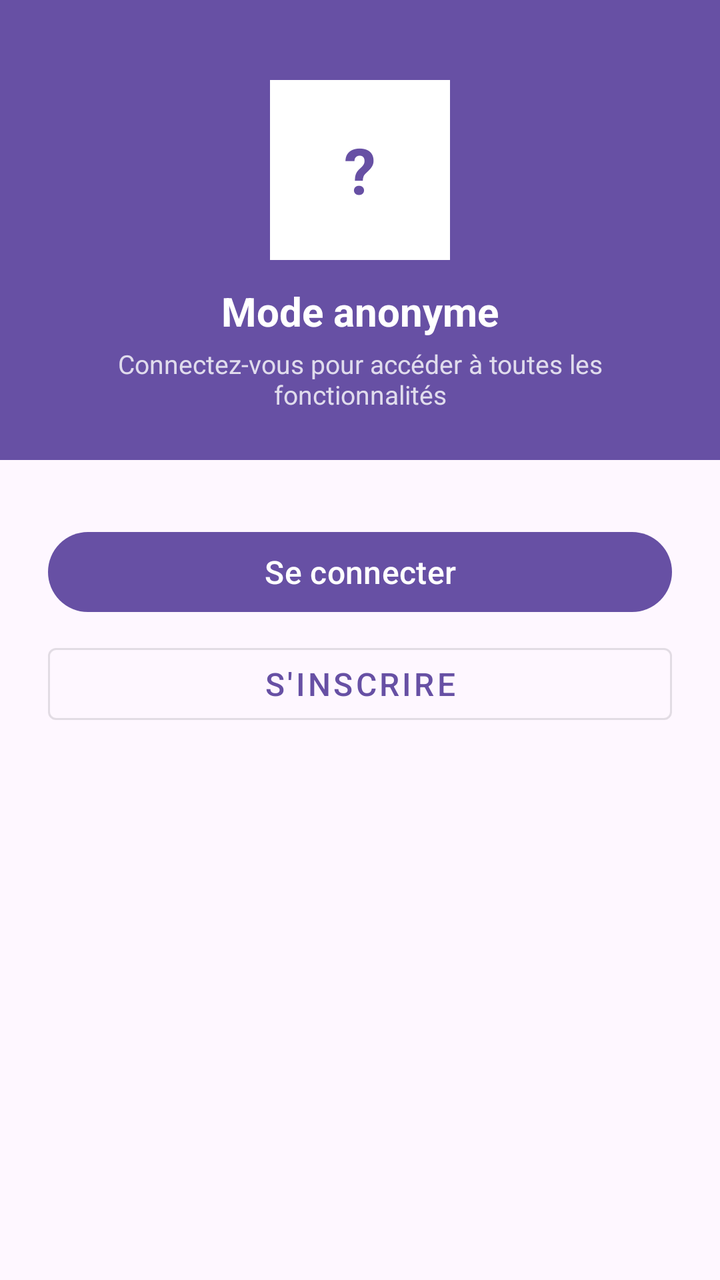
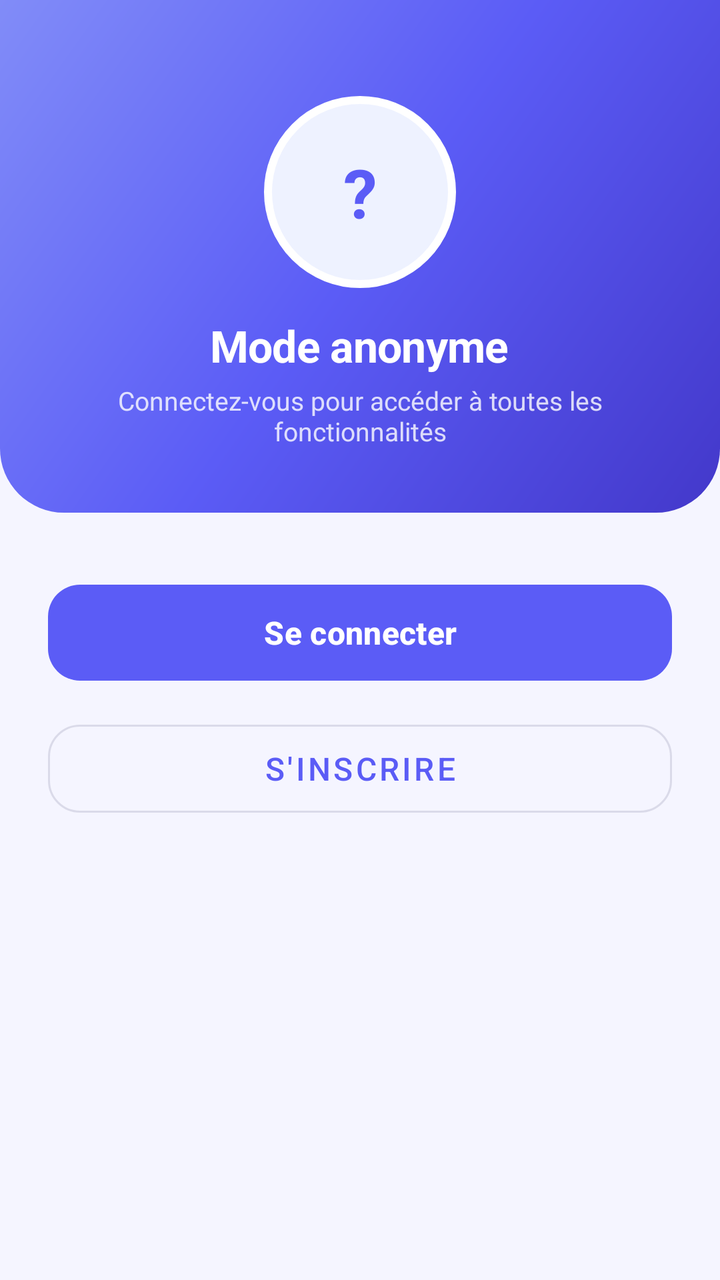

Before-and-after screenshots of an Android layout around one commit, followed by the original layout XML and the change that was made.
<!-- AndroidManifest.xml: application theme Theme.Traveling -->
<!-- res/layout/fragment_profile.xml -->
<?xml version="1.0" encoding="utf-8"?>

<ScrollView xmlns:android="http://schemas.android.com/apk/res/android"
    xmlns:app="http://schemas.android.com/apk/res-auto"
    android:layout_width="match_parent"
    android:layout_height="match_parent">

    <LinearLayout
        android:layout_width="match_parent"
        android:layout_height="wrap_content"
        android:orientation="vertical"
        android:paddingBottom="32dp">

        
        <LinearLayout
            android:layout_width="match_parent"
            android:layout_height="wrap_content"
            android:orientation="vertical"
            android:gravity="center_horizontal"
            android:paddingTop="40dp"
            android:paddingBottom="24dp"
            android:background="?attr/colorPrimary">

            
            <TextView
                android:id="@+id/profile_avatar_initials"
                android:layout_width="90dp"
                android:layout_height="90dp"
                android:gravity="center"
                android:textSize="32sp"
                android:textColor="?attr/colorPrimary"
                android:textStyle="bold"
                android:background="@android:color/white"
                android:text="?" />

            <TextView
                android:id="@+id/profile_name"
                android:layout_width="wrap_content"
                android:layout_height="wrap_content"
                android:layout_marginTop="12dp"
                android:text="Mode anonyme"
                android:textSize="20sp"
                android:textStyle="bold"
                android:textColor="@android:color/white" />

            <TextView
                android:id="@+id/profile_email"
                android:layout_width="wrap_content"
                android:layout_height="wrap_content"
                android:layout_marginTop="4dp"
                android:text="Connectez-vous pour accéder à toutes les fonctionnalités"
                android:textSize="13sp"
                android:textColor="#CCFFFFFF"
                android:textAlignment="center"
                android:paddingHorizontal="24dp" />

        </LinearLayout>

        
        <LinearLayout
            android:id="@+id/layout_connected"
            android:layout_width="match_parent"
            android:layout_height="wrap_content"
            android:orientation="vertical"
            android:visibility="gone">

            
            <LinearLayout
                android:layout_width="match_parent"
                android:layout_height="wrap_content"
                android:orientation="horizontal"
                android:layout_marginTop="16dp"
                android:layout_marginHorizontal="16dp">

                <LinearLayout
                    android:layout_width="0dp"
                    android:layout_height="wrap_content"
                    android:layout_weight="1"
                    android:orientation="vertical"
                    android:gravity="center">

                    <TextView
                        android:id="@+id/stat_photos_count"
                        android:layout_width="wrap_content"
                        android:layout_height="wrap_content"
                        android:text="0"
                        android:textSize="22sp"
                        android:textStyle="bold" />

                    <TextView
                        android:layout_width="wrap_content"
                        android:layout_height="wrap_content"
                        android:text="Photos"
                        android:textSize="13sp"
                        android:textColor="@android:color/darker_gray" />

                </LinearLayout>

                <View
                    android:layout_width="1dp"
                    android:layout_height="40dp"
                    android:background="@android:color/darker_gray"
                    android:layout_gravity="center_vertical" />

                <LinearLayout
                    android:layout_width="0dp"
                    android:layout_height="wrap_content"
                    android:layout_weight="1"
                    android:orientation="vertical"
                    android:gravity="center">

                    <TextView
                        android:id="@+id/stat_paths_count"
                        android:layout_width="wrap_content"
                        android:layout_height="wrap_content"
                        android:text="0"
                        android:textSize="22sp"
                        android:textStyle="bold" />

                    <TextView
                        android:layout_width="wrap_content"
                        android:layout_height="wrap_content"
                        android:text="Parcours"
                        android:textSize="13sp"
                        android:textColor="@android:color/darker_gray" />

                </LinearLayout>

            </LinearLayout>

            
            <LinearLayout
                android:layout_width="match_parent"
                android:layout_height="wrap_content"
                android:orientation="horizontal"
                android:layout_marginHorizontal="16dp"
                android:layout_marginTop="20dp">

                
                <com.google.android.material.card.MaterialCardView
                    android:id="@+id/card_my_publications"
                    android:layout_width="0dp"
                    android:layout_height="100dp"
                    android:layout_weight="1"
                    android:layout_marginEnd="8dp"
                    android:clickable="true"
                    android:focusable="true"
                    app:cardCornerRadius="16dp"
                    app:cardElevation="3dp"
                    app:cardBackgroundColor="@color/colorPrimary">

                    <LinearLayout
                        android:layout_width="match_parent"
                        android:layout_height="match_parent"
                        android:orientation="vertical"
                        android:gravity="center"
                        android:padding="12dp">

                        <ImageView
                            android:layout_width="32dp"
                            android:layout_height="32dp"
                            android:src="@android:drawable/ic_menu_gallery"
                            app:tint="#FFFFFFFF"
                            android:contentDescription="@null" />

                        <TextView
                            android:layout_width="wrap_content"
                            android:layout_height="wrap_content"
                            android:layout_marginTop="6dp"
                            android:text="Mes publications"
                            android:textColor="@android:color/white"
                            android:textStyle="bold"
                            android:textSize="13sp" />

                        <TextView
                            android:id="@+id/tv_publications_count"
                            android:layout_width="wrap_content"
                            android:layout_height="wrap_content"
                            android:text="0 contenu"
                            android:textColor="#CCFFFFFF"
                            android:textSize="11sp" />
                    </LinearLayout>
                </com.google.android.material.card.MaterialCardView>

                
                <com.google.android.material.card.MaterialCardView
                    android:id="@+id/card_my_groups"
                    android:layout_width="0dp"
                    android:layout_height="100dp"
                    android:layout_weight="1"
                    android:layout_marginStart="8dp"
                    android:clickable="true"
                    android:focusable="true"
                    app:cardCornerRadius="16dp"
                    app:cardElevation="3dp"
                    app:cardBackgroundColor="@color/colorAccent">

                    <LinearLayout
                        android:layout_width="match_parent"
                        android:layout_height="match_parent"
                        android:orientation="vertical"
                        android:gravity="center"
                        android:padding="12dp">

                        <ImageView
                            android:layout_width="32dp"
                            android:layout_height="32dp"
                            android:src="@android:drawable/ic_menu_share"
                            app:tint="#FFFFFFFF"
                            android:contentDescription="@null" />

                        <TextView
                            android:layout_width="wrap_content"
                            android:layout_height="wrap_content"
                            android:layout_marginTop="6dp"
                            android:text="Mes groupes"
                            android:textColor="@android:color/white"
                            android:textStyle="bold"
                            android:textSize="13sp" />

                        <TextView
                            android:id="@+id/tv_groups_count"
                            android:layout_width="wrap_content"
                            android:layout_height="wrap_content"
                            android:text="0 groupe"
                            android:textColor="#CCFFFFFF"
                            android:textSize="11sp" />
                    </LinearLayout>
                </com.google.android.material.card.MaterialCardView>
            </LinearLayout>

            
            <TextView
                android:layout_width="wrap_content"
                android:layout_height="wrap_content"
                android:layout_marginStart="16dp"
                android:layout_marginTop="24dp"
                android:layout_marginBottom="4dp"
                android:text="Paramètres"
                android:textSize="17sp"
                android:textStyle="bold" />

            <com.google.android.material.button.MaterialButton
                android:id="@+id/btn_notifications"
                android:layout_width="match_parent"
                android:layout_height="wrap_content"
                android:layout_marginHorizontal="8dp"
                android:text="Notifications"
                style="@style/Widget.MaterialComponents.Button.TextButton"
                app:icon="@android:drawable/ic_popup_reminder"
                app:iconGravity="start" />

            <com.google.android.material.button.MaterialButton
                android:id="@+id/btn_logout"
                android:layout_width="match_parent"
                android:layout_height="wrap_content"
                android:layout_marginHorizontal="16dp"
                android:layout_marginTop="8dp"
                android:text="Se déconnecter"
                android:textColor="#F44336"
                style="@style/Widget.MaterialComponents.Button.OutlinedButton"
                app:strokeColor="#F44336" />

        </LinearLayout>

        
        <LinearLayout
            android:id="@+id/layout_anonymous"
            android:layout_width="match_parent"
            android:layout_height="wrap_content"
            android:orientation="vertical"
            android:paddingHorizontal="24dp"
            android:paddingTop="32dp"
            android:visibility="visible">

            <com.google.android.material.button.MaterialButton
                android:id="@+id/btn_login"
                android:layout_width="match_parent"
                android:layout_height="wrap_content"
                android:text="Se connecter"
                android:textSize="16sp" />

            <com.google.android.material.button.MaterialButton
                android:id="@+id/btn_register"
                android:layout_width="match_parent"
                android:layout_height="wrap_content"
                android:layout_marginTop="8dp"
                android:text="S'inscrire"
                android:textSize="16sp"
                style="@style/Widget.MaterialComponents.Button.OutlinedButton" />

        </LinearLayout>

    </LinearLayout>
</ScrollView>
<!-- resources referenced by this layout -->
<resources>
  <color name="colorAccent">#FFFF7043</color>
  <color name="colorPrimary">#FF1E88E5</color>
  <style name="Theme.Traveling" parent="Base.Theme.Traveling" />
  <style name="Base.Theme.Traveling" parent="Theme.Material3.DayNight.NoActionBar">
          
          
      </style>
</resources>

<!-- the commit's change to res/layout/fragment_profile.xml (unified diff, before → after) -->
@@ -1,9 +1,9 @@
 <?xml version="1.0" encoding="utf-8"?>
-
 <ScrollView xmlns:android="http://schemas.android.com/apk/res/android"
     xmlns:app="http://schemas.android.com/apk/res-auto"
     android:layout_width="match_parent"
-    android:layout_height="match_parent">
+    android:layout_height="match_parent"
+    android:background="@color/colorBackground">
 
     <LinearLayout
         android:layout_width="match_parent"
@@ -17,31 +17,32 @@
             android:layout_height="wrap_content"
             android:orientation="vertical"
             android:gravity="center_horizontal"
-            android:paddingTop="40dp"
-            android:paddingBottom="24dp"
-            android:background="?attr/colorPrimary">
+            android:paddingTop="48dp"
+            android:paddingBottom="32dp"
+            android:background="@drawable/bg_profile_header">
 
             
             <TextView
                 android:id="@+id/profile_avatar_initials"
-                android:layout_width="90dp"
-                android:layout_height="90dp"
+                android:layout_width="96dp"
+                android:layout_height="96dp"
                 android:gravity="center"
-                android:textSize="32sp"
-                android:textColor="?attr/colorPrimary"
+                android:textSize="34sp"
+                android:textColor="@color/colorPrimary"
                 android:textStyle="bold"
-                android:background="@android:color/white"
+                android:background="@drawable/bg_avatar_circle"
                 android:text="?" />
 
             <TextView
                 android:id="@+id/profile_name"
                 android:layout_width="wrap_content"
                 android:layout_height="wrap_content"
-                android:layout_marginTop="12dp"
+                android:layout_marginTop="14dp"
                 android:text="Mode anonyme"
-                android:textSize="20sp"
+                android:textSize="22sp"
                 android:textStyle="bold"
-                android:textColor="@android:color/white" />
+                android:textColor="@android:color/white"
+                android:letterSpacing="-0.01" />
 
             <TextView
                 android:id="@+id/profile_email"
@@ -52,7 +53,7 @@
                 android:textSize="13sp"
                 android:textColor="#CCFFFFFF"
                 android:textAlignment="center"
-                android:paddingHorizontal="24dp" />
+                android:paddingHorizontal="32dp" />
 
         </LinearLayout>
 
@@ -65,87 +66,100 @@
             android:visibility="gone">
 
             
-            <LinearLayout
-                android:layout_width="match_parent"
-                android:layout_height="wrap_content"
-                android:orientation="horizontal"
-                android:layout_marginTop="16dp"
-                android:layout_marginHorizontal="16dp">
+            <com.google.android.material.card.MaterialCardView
+                android:layout_width="match_parent"
+                android:layout_height="wrap_content"
+                android:layout_marginHorizontal="20dp"
+                android:layout_marginTop="20dp"
+                app:cardCornerRadius="20dp"
+                app:cardElevation="2dp"
+                app:strokeWidth="1dp"
+                app:strokeColor="@color/colorPrimaryLight"
+                app:cardBackgroundColor="@color/colorSurface">
 
                 <LinearLayout
-                    android:layout_width="0dp"
+                    android:layout_width="match_parent"
                     android:layout_height="wrap_content"
-                    android:layout_weight="1"
-                    android:orientation="vertical"
-                    android:gravity="center">
-
-                    <TextView
-                        android:id="@+id/stat_photos_count"
-                        android:layout_width="wrap_content"
-                        android:layout_height="wrap_content"
-                        android:text="0"
-                        android:textSize="22sp"
-                        android:textStyle="bold" />
-
-                    <TextView
-                        android:layout_width="wrap_content"
-                        android:layout_height="wrap_content"
-                        android:text="Photos"
-                        android:textSize="13sp"
-                        android:textColor="@android:color/darker_gray" />
+                    android:orientation="horizontal"
+                    android:padding="20dp">
+
+                    <LinearLayout
+                        android:layout_width="0dp"
+                        android:layout_height="wrap_content"
+                        android:layout_weight="1"
+                        android:orientation="vertical"
+                        android:gravity="center">
+
+                        <TextView
+                            android:id="@+id/stat_photos_count"
+                            android:layout_width="wrap_content"
+                            android:layout_height="wrap_content"
+                            android:text="0"
+                            android:textSize="26sp"
+                            android:textStyle="bold"
+                            android:textColor="@color/colorPrimary" />
+
+                        <TextView
+                            android:layout_width="wrap_content"
+                            android:layout_height="wrap_content"
+                            android:text="Photos"
+                            android:textSize="13sp"
+                            android:textColor="@color/colorTextSecondary" />
+
+                    </LinearLayout>
+
+                    <View
+                        android:layout_width="1dp"
+                        android:layout_height="40dp"
+                        android:background="@color/colorDivider"
+                        android:layout_gravity="center_vertical" />
+
+                    <LinearLayout
+                        android:layout_width="0dp"
+                        android:layout_height="wrap_content"
+                        android:layout_weight="1"
+                        android:orientation="vertical"
+                        android:gravity="center">
+
+                        <TextView
+                            android:id="@+id/stat_paths_count"
+                            android:layout_width="wrap_content"
+                            android:layout_height="wrap_content"
+                            android:text="0"
+                            android:textSize="26sp"
+                            android:textStyle="bold"
+                            android:textColor="@color/colorPrimary" />
+
+                        <TextView
+                            android:layout_width="wrap_content"
+                            android:layout_height="wrap_content"
+                            android:text="Parcours"
+                            android:textSize="13sp"
+                            android:textColor="@color/colorTextSecondary" />
+
+                    </LinearLayout>
 
                 </LinearLayout>
-
-                <View
-                    android:layout_width="1dp"
-                    android:layout_height="40dp"
-                    android:background="@android:color/darker_gray"
-                    android:layout_gravity="center_vertical" />
-
-                <LinearLayout
-                    android:layout_width="0dp"
-                    android:layout_height="wrap_content"
-                    android:layout_weight="1"
-                    android:orientation="vertical"
-                    android:gravity="center">
-
-                    <TextView
-                        android:id="@+id/stat_paths_count"
-                        android:layout_width="wrap_content"
-                        android:layout_height="wrap_content"
-                        android:text="0"
-                        android:textSize="22sp"
-                        android:textStyle="bold" />
-
-                    <TextView
-                        android:layout_width="wrap_content"
-                        android:layout_height="wrap_content"
-                        android:text="Parcours"
-                        android:textSize="13sp"
-                        android:textColor="@android:color/darker_gray" />
-
-                </LinearLayout>
-
-            </LinearLayout>
+            </com.google.android.material.card.MaterialCardView>
 
             
             <LinearLayout
                 android:layout_width="match_parent"
                 android:layout_height="wrap_content"
                 android:orientation="horizontal"
-                android:layout_marginHorizontal="16dp"
-                android:layout_marginTop="20dp">
+                android:layout_marginHorizontal="20dp"
+                android:layout_marginTop="16dp">
 
                 
                 <com.google.android.material.card.MaterialCardView
                     android:id="@+id/card_my_publications"
                     android:layout_width="0dp"
-                    android:layout_height="100dp"
+                    android:layout_height="110dp"
                     android:layout_weight="1"
                     android:layout_marginEnd="8dp"
                     android:clickable="true"
                     android:focusable="true"
-                    app:cardCornerRadius="16dp"
+                    app:cardCornerRadius="20dp"
                     app:cardElevation="3dp"
                     app:cardBackgroundColor="@color/colorPrimary">
 
@@ -154,7 +168,7 @@
                         android:layout_height="match_parent"
                         android:orientation="vertical"
                         android:gravity="center"
-                        android:padding="12dp">
+                        android:padding="16dp">
 
                         <ImageView
                             android:layout_width="32dp"
@@ -166,7 +180,7 @@
                         <TextView
                             android:layout_width="wrap_content"
                             android:layout_height="wrap_content"
-                            android:layout_marginTop="6dp"
+                            android:layout_marginTop="8dp"
                             android:text="Mes publications"
                             android:textColor="@android:color/white"
                             android:textStyle="bold"
@@ -176,6 +190,7 @@
                             android:id="@+id/tv_publications_count"
                             android:layout_width="wrap_content"
                             android:layout_height="wrap_content"
+                            android:layout_marginTop="2dp"
                             android:text="0 contenu"
                             android:textColor="#CCFFFFFF"
                             android:textSize="11sp" />
@@ -186,12 +201,12 @@
                 <com.google.android.material.card.MaterialCardView
                     android:id="@+id/card_my_groups"
                     android:layout_width="0dp"
-                    android:layout_height="100dp"
+                    android:layout_height="110dp"
                     android:layout_weight="1"
                     android:layout_marginStart="8dp"
                     android:clickable="true"
                     android:focusable="true"
-                    app:cardCornerRadius="16dp"
+                    app:cardCornerRadius="20dp"
                     app:cardElevation="3dp"
                     app:cardBackgroundColor="@color/colorAccent">
 
@@ -200,7 +215,7 @@
                         android:layout_height="match_parent"
                         android:orientation="vertical"
                         android:gravity="center"
-                        android:padding="12dp">
+                        android:padding="16dp">
 
                         <ImageView
                             android:layout_width="32dp"
@@ -212,7 +227,7 @@
                         <TextView
                             android:layout_width="wrap_content"
                             android:layout_height="wrap_content"
-                            android:layout_marginTop="6dp"
+                            android:layout_marginTop="8dp"
                             android:text="Mes groupes"
                             android:textColor="@android:color/white"
                             android:textStyle="bold"
@@ -222,6 +237,7 @@
                             android:id="@+id/tv_groups_count"
                             android:layout_width="wrap_content"
                             android:layout_height="wrap_content"
+                            android:layout_marginTop="2dp"
                             android:text="0 groupe"
                             android:textColor="#CCFFFFFF"
                             android:textSize="11sp" />
@@ -230,36 +246,66 @@
             </LinearLayout>
 
             
-            <TextView
-                android:layout_width="wrap_content"
-                android:layout_height="wrap_content"
-                android:layout_marginStart="16dp"
-                android:layout_marginTop="24dp"
-                android:layout_marginBottom="4dp"
-                android:text="Paramètres"
-                android:textSize="17sp"
-                android:textStyle="bold" />
-
-            <com.google.android.material.button.MaterialButton
-                android:id="@+id/btn_notifications"
-                android:layout_width="match_parent"
-                android:layout_height="wrap_content"
-                android:layout_marginHorizontal="8dp"
-                android:text="Notifications"
-                style="@style/Widget.MaterialComponents.Button.TextButton"
-                app:icon="@android:drawable/ic_popup_reminder"
-                app:iconGravity="start" />
-
-            <com.google.android.material.button.MaterialButton
-                android:id="@+id/btn_logout"
-                android:layout_width="match_parent"
-                android:layout_height="wrap_content"
-                android:layout_marginHorizontal="16dp"
-                android:layout_marginTop="8dp"
-                android:text="Se déconnecter"
-                android:textColor="#F44336"
-                style="@style/Widget.MaterialComponents.Button.OutlinedButton"
-                app:strokeColor="#F44336" />
+            <com.google.android.material.card.MaterialCardView
+                android:layout_width="match_parent"
+                android:layout_height="wrap_content"
+                android:layout_marginHorizontal="20dp"
+                android:layout_marginTop="16dp"
+                app:cardCornerRadius="20dp"
+                app:cardElevation="2dp"
+                app:strokeWidth="1dp"
+                app:strokeColor="@color/colorPrimaryLight"
+                app:cardBackgroundColor="@color/colorSurface">
+
+                <LinearLayout
+                    android:layout_width="match_parent"
+                    android:layout_height="wrap_content"
+                    android:orientation="vertical"
+                    android:padding="8dp">
+
+                    <TextView
+                        android:layout_width="wrap_content"
+                        android:layout_height="wrap_content"
+                        android:layout_marginStart="12dp"
+                        android:layout_marginTop="8dp"
+                        android:layout_marginBottom="4dp"
+                        android:text="PARAMÈTRES"
+                        android:textSize="11sp"
+                        android:letterSpacing="0.1"
+                        android:textColor="@color/colorTextHint"
+                        android:textStyle="bold" />
+
+                    <com.google.android.material.button.MaterialButton
+                        android:id="@+id/btn_notifications"
+                        android:layout_width="match_parent"
+                        android:layout_height="wrap_content"
+                        android:text="Notifications"
+                        android:textColor="@color/colorTextPrimary"
+                        style="@style/Widget.MaterialComponents.Button.TextButton"
+                        app:icon="@android:drawable/ic_popup_reminder"
+                        app:iconTint="@color/colorPrimary"
+                        app:iconGravity="start" />
+
+                    <View
+                        android:layout_width="match_parent"
+                        android:layout_height="1dp"
+                        android:layout_marginHorizontal="16dp"
+                        android:background="@color/colorDivider" />
+
+                    <com.google.android.material.button.MaterialButton
+                        android:id="@+id/btn_logout"
+                        android:layout_width="match_parent"
+                        android:layout_height="wrap_content"
+                        android:layout_marginTop="4dp"
+                        android:text="Se déconnecter"
+                        android:textColor="@color/colorError"
+                        style="@style/Widget.MaterialComponents.Button.TextButton"
+                        app:icon="@android:drawable/ic_lock_power_off"
+                        app:iconTint="@color/colorError"
+                        app:iconGravity="start" />
+
+                </LinearLayout>
+            </com.google.android.material.card.MaterialCardView>
 
         </LinearLayout>
 
@@ -276,17 +322,20 @@
             <com.google.android.material.button.MaterialButton
                 android:id="@+id/btn_login"
                 android:layout_width="match_parent"
-                android:layout_height="wrap_content"
+                android:layout_height="56dp"
                 android:text="Se connecter"
-                android:textSize="16sp" />
+                android:textSize="16sp"
+                android:textStyle="bold"
+                app:cornerRadius="16dp" />
 
             <com.google.android.material.button.MaterialButton
                 android:id="@+id/btn_register"
                 android:layout_width="match_parent"
-                android:layout_height="wrap_content"
-                android:layout_marginTop="8dp"
+                android:layout_height="56dp"
+                android:layout_marginTop="12dp"
                 android:text="S'inscrire"
                 android:textSize="16sp"
+                app:cornerRadius="16dp"
                 style="@style/Widget.MaterialComponents.Button.OutlinedButton" />
 
         </LinearLayout>
<!-- resource entries referenced after the edit -->
@@ -1,11 +1,61 @@
 <!-- resources referenced by this layout -->
 <resources>
-  <color name="colorAccent">#FFFF7043</color>
-  <color name="colorPrimary">#FF1E88E5</color>
+  <color name="colorAccent">#F59E0B</color>
+  <color name="colorBackground">#F5F5FF</color>
+  <color name="colorDivider">#E5E7EB</color>
+  <color name="colorError">#EF4444</color>
+  <color name="colorPrimary">#5B5CF6</color>
+  <color name="colorPrimaryLight">#EEF2FF</color>
+  <color name="colorSurface">#FFFFFF</color>
+  <color name="colorTextHint">#9CA3AF</color>
+  <color name="colorTextPrimary">#1E1B4B</color>
+  <color name="colorTextSecondary">#6B7280</color>
+  <!-- drawable bg_avatar_circle (drawable) -->
+  <?xml version="1.0" encoding="utf-8"?>
+  <shape xmlns:android="http://schemas.android.com/apk/res/android"
+      android:shape="oval">
+      <solid android:color="@color/colorPrimaryLight" />
+      <stroke
+          android:width="4dp"
+          android:color="@color/white" />
+  </shape>
+  <!-- drawable bg_profile_header (drawable) -->
+  <?xml version="1.0" encoding="utf-8"?>
+  <shape xmlns:android="http://schemas.android.com/apk/res/android">
+      <gradient
+          android:type="linear"
+          android:angle="135"
+          android:startColor="@color/colorPrimaryDark"
+          android:centerColor="@color/colorPrimary"
+          android:endColor="@color/colorPrimaryMedium" />
+      <corners
+          android:bottomLeftRadius="32dp"
+          android:bottomRightRadius="32dp" />
+  </shape>
   <style name="Theme.Traveling" parent="Base.Theme.Traveling" />
+  <color name="white">#FFFFFFFF</color>
+  <color name="colorPrimaryDark">#4338CA</color>
+  <color name="colorPrimaryMedium">#818CF8</color>
   <style name="Base.Theme.Traveling" parent="Theme.Material3.DayNight.NoActionBar">
-          
-          
+          <item name="colorPrimary">@color/colorPrimary</item>
+          <item name="colorOnPrimary">@color/white</item>
+          <item name="colorPrimaryContainer">@color/colorPrimaryLight</item>
+          <item name="colorOnPrimaryContainer">@color/colorPrimaryDark</item>
+          <item name="colorSecondary">@color/colorSecondary</item>
+          <item name="colorOnSecondary">@color/white</item>
+          <item name="colorSecondaryContainer">@color/colorAccentLight</item>
+          <item name="colorOnSecondaryContainer">@color/colorAccentDark</item>
+          <item name="android:colorBackground">@color/colorBackground</item>
+          <item name="colorSurface">@color/colorSurface</item>
+          <item name="colorOnSurface">@color/colorTextPrimary</item>
+          <item name="colorOnSurfaceVariant">@color/colorTextSecondary</item>
+          <item name="colorError">@color/colorError</item>
+          <item name="colorOutline">@color/colorDivider</item>
+          <item name="android:statusBarColor">@color/colorPrimaryDark</item>
+          <item name="android:navigationBarColor">@color/colorSurface</item>
       </style>
+  <color name="colorSecondary">#F59E0B</color>
+  <color name="colorAccentLight">#FEF3C7</color>
+  <color name="colorAccentDark">#D97706</color>
 </resources>
 
